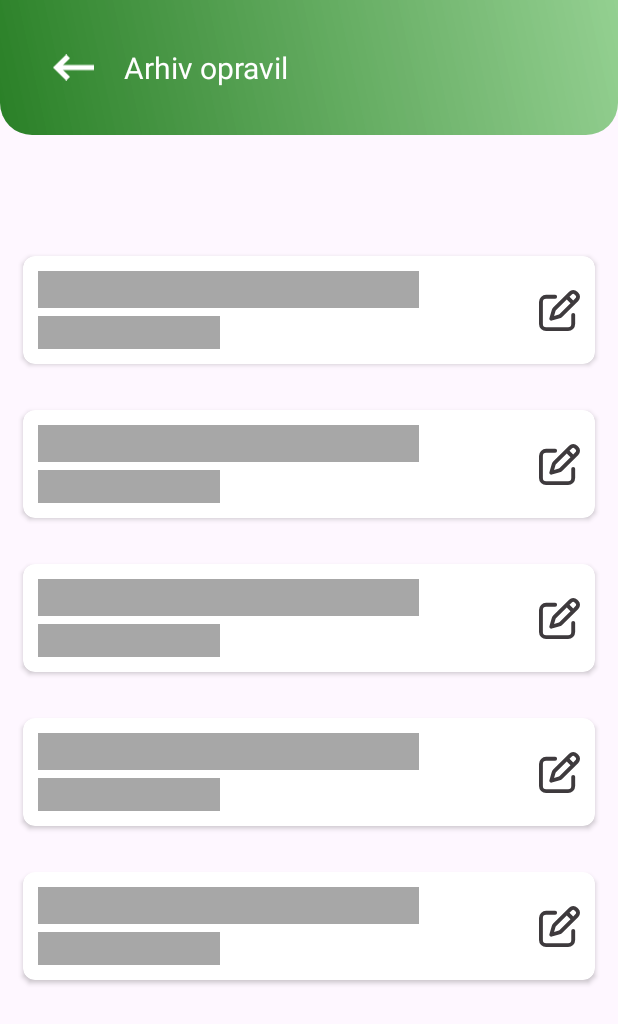
After one commit to tGitm/farmlog, an Android app: the ArchiveActivity screen opened directly, with no data from a screen before it, on a phone screen of 412 x 824 dp. The commit adds this screen. Shown: the top 1024 px of the screen. Run offline under Robolectric (Android 15) with nearby library versions, the phone set to English and light mode, and no system bars; our stand-ins replace Shimmer.

Commit message:
Archive screen built

```diff
--- a/app/build.gradle
+++ b/app/build.gradle
@@ -12,8 +12,8 @@ android {
         targetSdk 32
         versionCode 1
         versionName "1.0"
+testInstrumentationRunner "androidx.test.runner.AndroidJUnitRunner"
 
-        testInstrumentationRunner "androidx.test.runner.AndroidJUnitRunner"
     }
 
     buildTypes {
@@ -48,6 +48,9 @@ dependencies {
     implementation 'com.android.support:design:32.0.0'
     implementation 'androidx.lifecycle:lifecycle-livedata-ktx:2.5.1'
     implementation 'androidx.lifecycle:lifecycle-viewmodel-ktx:2.5.1'
+    implementation 'androidx.cardview:cardview:1.0.0'
+    implementation 'androidx.swiperefreshlayout:swiperefreshlayout:1.1.0'
+    implementation 'com.facebook.shimmer:shimmer:0.5.0'
     testImplementation 'junit:junit:4.13.2'
     androidTestImplementation 'androidx.test.ext:junit:1.1.3'
     androidTestImplementation 'androidx.test.espresso:espresso-core:3.4.0'
--- /dev/null
+++ b/app/src/main/java/com/example/farmlog/archive/ArchiveActivity.kt
@@ -0,0 +1,68 @@
+package com.example.farmlog.archive
+
+import android.content.Intent
+import androidx.appcompat.app.AppCompatActivity
+import android.os.Bundle
+import android.os.Handler
+import android.os.Looper
+import android.view.View
+import android.widget.ImageView
+import androidx.swiperefreshlayout.widget.SwipeRefreshLayout
+import com.example.farmlog.R
+import com.example.farmlog.landsmap.LandsMapActivity
+import com.example.farmlog.registration.RegistrationActivity
+import com.facebook.shimmer.ShimmerFrameLayout
+
+class ArchiveActivity : AppCompatActivity() {
+
+    private lateinit var swiperRefres: SwipeRefreshLayout
+    private lateinit var shrimmerView: ShimmerFrameLayout
+    private var adapter: ArchiveAdapter? = null
+    private lateinit var backIcon: ImageView
+
+    override fun onCreate(savedInstanceState: Bundle?) {
+        super.onCreate(savedInstanceState)
+        setContentView(R.layout.activity_archive)
+
+        // hooks
+        shrimmerView = findViewById(R.id.shimmer_view_container)
+        swiperRefres = findViewById(R.id.swipeRefresh)
+        backIcon = findViewById(R.id.backOnMain)
+
+        backIcon.setOnClickListener() {
+            startActivity(Intent(this, LandsMapActivity::class.java))
+            overridePendingTransition(android.R.anim.fade_in,android.R.anim.fade_out)
+        }
+
+        Handler(Looper.getMainLooper()).postDelayed({
+            // need to stop when data will be loaded
+            shrimmerView.stopShimmer()
+            shrimmerView.visibility = View.GONE
+        }, 2000)
+
+        swiperRefres.setOnRefreshListener {
+            // get data from db/API
+        }
+
+        getChores()
+    }
+
+    private fun getChores() {
+
+    }
+
+    override fun onWindowFocusChanged(hasFocus: Boolean) {
+        super.onWindowFocusChanged(hasFocus)
+        if (hasFocus) {
+            val decorView: View = window.decorView
+            decorView.setSystemUiVisibility(
+                View.SYSTEM_UI_FLAG_LAYOUT_STABLE
+                        or View.SYSTEM_UI_FLAG_LAYOUT_HIDE_NAVIGATION
+                        or View.SYSTEM_UI_FLAG_LAYOUT_FULLSCREEN
+                        or View.SYSTEM_UI_FLAG_HIDE_NAVIGATION
+                        or View.SYSTEM_UI_FLAG_FULLSCREEN
+                        or View.SYSTEM_UI_FLAG_IMMERSIVE_STICKY
+            )
+        }
+    }
+}
--- /dev/null
+++ b/app/src/main/res/drawable/ic_arrow_back_white.xml
@@ -0,0 +1,12 @@
+<vector xmlns:android="http://schemas.android.com/apk/res/android"
+    android:width="71.53dp"
+    android:height="45.02dp"
+    android:viewportWidth="71.53"
+    android:viewportHeight="45.02">
+  <path
+      android:pathData="M6.56,17.99h64.97v9.04h-64.97z"
+      android:fillColor="#ffffff"/>
+  <path
+      android:pathData="M23.11,45.02l-23.11,-22.51l23.11,-22.51l6.56,6.39l-16.55,16.12l16.55,16.12l-6.56,6.39z"
+      android:fillColor="#ffffff"/>
+</vector>
--- /dev/null
+++ b/app/src/main/res/drawable/top_bar_archive.xml
@@ -0,0 +1,19 @@
+<?xml version="1.0" encoding="UTF-8"?>
+<shape xmlns:android="http://schemas.android.com/apk/res/android">
+    <!--<solid android:color="@color/primaryTextColor"/>-->
+
+    <gradient
+        android:angle="45"
+        android:centerX="35%"
+        android:startColor="#2a8027"
+        android:endColor="#B467BF63"
+        android:type="linear"
+    />
+
+    <corners
+        android:bottomLeftRadius="21dp"
+        android:bottomRightRadius="21dp"
+    />
+
+    <padding android:left="0dp" android:top="0dp" android:right="0dp" android:bottom="0dp" />
+</shape>
--- /dev/null
+++ b/app/src/main/res/layout/activity_archive.xml
@@ -0,0 +1,58 @@
+<?xml version="1.0" encoding="utf-8"?>
+<androidx.constraintlayout.widget.ConstraintLayout xmlns:android="http://schemas.android.com/apk/res/android"
+    xmlns:app="http://schemas.android.com/apk/res-auto"
+    xmlns:tools="http://schemas.android.com/tools"
+    android:layout_width="match_parent"
+    android:layout_height="match_parent"
+    tools:context=".archive.ArchiveActivity">
+
+    <include
+        android:id="@+id/include"
+        layout="@layout/top_bar_archive" />
+
+    <com.facebook.shimmer.ShimmerFrameLayout
+        android:id="@+id/shimmer_view_container"
+        android:layout_width="match_parent"
+        android:layout_height="wrap_content"
+        app:layout_constraintBottom_toBottomOf="parent"
+        app:layout_constraintEnd_toEndOf="parent"
+        app:layout_constraintStart_toStartOf="parent"
+        app:layout_constraintTop_toTopOf="parent">
+
+        <LinearLayout
+            android:id="@+id/archiveShrimmer"
+            android:layout_width="match_parent"
+            android:layout_height="wrap_content"
+            android:orientation="vertical">
+
+            <include layout="@layout/archive_item_shrimmer" />
+            <include layout="@layout/archive_item_shrimmer" />
+            <include layout="@layout/archive_item_shrimmer" />
+            <include layout="@layout/archive_item_shrimmer" />
+            <include layout="@layout/archive_item_shrimmer" />
+
+        </LinearLayout>
+    </com.facebook.shimmer.ShimmerFrameLayout>
+
+    <androidx.swiperefreshlayout.widget.SwipeRefreshLayout
+        android:id="@+id/swipeRefresh"
+        android:layout_width="match_parent"
+        android:layout_height="match_parent">
+
+        <androidx.recyclerview.widget.RecyclerView
+            android:id="@+id/archive_recycler"
+            android:layout_width="match_parent"
+            android:layout_height="match_parent"
+            android:layout_marginStart="1dp"
+            android:layout_marginLeft="1dp"
+            android:layout_marginTop="25dp"
+            android:layout_marginEnd="1dp"
+            android:layout_marginRight="1dp"
+            android:layout_marginBottom="1dp"
+            app:layout_constraintBottom_toBottomOf="parent"
+            app:layout_constraintEnd_toEndOf="parent"
+            app:layout_constraintStart_toStartOf="parent"
+            app:layout_constraintTop_toTopOf="parent" />
+
+    </androidx.swiperefreshlayout.widget.SwipeRefreshLayout>
+</androidx.constraintlayout.widget.ConstraintLayout>
--- /dev/null
+++ b/app/src/main/res/layout/archive_item_shrimmer.xml
@@ -0,0 +1,63 @@
+<?xml version="1.0" encoding="utf-8"?>
+<androidx.cardview.widget.CardView xmlns:tools="http://schemas.android.com/tools"
+    android:layout_height="wrap_content"
+    android:layout_width="match_parent"
+    xmlns:android="http://schemas.android.com/apk/res/android"
+    xmlns:app="http://schemas.android.com/apk/res-auto"
+    app:cardCornerRadius="8dp"
+    android:layout_margin="15dp">
+
+    <androidx.constraintlayout.widget.ConstraintLayout
+        android:id="@+id/constraintLayout"
+        android:layout_width="match_parent"
+        android:layout_height="wrap_content">
+
+        <TextView
+            android:id="@+id/archiveTitle"
+            android:layout_width="0dp"
+            android:layout_height="wrap_content"
+            android:layout_marginStart="10dp"
+            android:layout_marginTop="10dp"
+            android:layout_marginEnd="80dp"
+            android:background="@color/gray"
+            android:fontFamily="sans-serif"
+            android:textSize="18sp"
+            app:layout_constraintEnd_toStartOf="@+id/editArchive"
+            app:layout_constraintStart_toStartOf="parent"
+            app:layout_constraintTop_toTopOf="parent" />
+
+        <TextView
+            android:id="@+id/archiveDate"
+            android:layout_width="0dp"
+            android:layout_height="wrap_content"
+            android:layout_marginTop="5dp"
+            android:layout_marginEnd="250dp"
+            android:layout_marginBottom="10dp"
+            android:fontFamily="sans-serif"
+            android:background="@color/gray"
+            android:textSize="16sp"
+            app:layout_constraintBottom_toBottomOf="parent"
+            app:layout_constraintEnd_toEndOf="parent"
+            app:layout_constraintStart_toStartOf="@+id/archiveTitle"
+            app:layout_constraintTop_toBottomOf="@+id/archiveTitle" />
+
+        <ImageView
+            android:id="@+id/editArchive"
+            android:layout_width="27dp"
+            android:layout_height="30dp"
+            android:layout_marginTop="10dp"
+            android:layout_marginEnd="10dp"
+            android:layout_marginBottom="10dp"
+            android:src="@drawable/ic_archive_regular"
+            app:flow_horizontalAlign="center"
+            app:flow_verticalAlign="center"
+            app:layout_constraintBottom_toBottomOf="parent"
+            app:layout_constraintDimensionRatio="1:1"
+            app:layout_constraintEnd_toEndOf="parent"
+            app:layout_constraintTop_toTopOf="parent"
+            app:layout_constraintWidth_percent=".3" />
+
+    </androidx.constraintlayout.widget.ConstraintLayout>
+
+
+</androidx.cardview.widget.CardView>
--- /dev/null
+++ b/app/src/main/res/layout/top_bar_archive.xml
@@ -0,0 +1,51 @@
+<?xml version="1.0" encoding="utf-8"?>
+<androidx.constraintlayout.widget.ConstraintLayout
+    xmlns:android="http://schemas.android.com/apk/res/android"
+    xmlns:app="http://schemas.android.com/apk/res-auto"
+    xmlns:tools="http://schemas.android.com/tools"
+    android:layout_width="match_parent"
+    android:layout_height="match_parent"
+    android:translationZ="1dp" >
+
+    <RelativeLayout
+        android:layout_width="match_parent"
+        android:layout_height="90dp"
+        android:background="@drawable/top_bar_archive"
+        android:elevation="30dp"
+        app:layout_constraintEnd_toEndOf="parent"
+        app:layout_constraintStart_toStartOf="parent"
+        app:layout_constraintTop_toTopOf="parent">
+
+        <ImageView
+            android:id="@+id/backOnMain"
+            android:layout_width="27sp"
+            android:layout_height="27sp"
+            android:layout_alignParentStart="true"
+            android:layout_centerVertical="true"
+            android:layout_marginStart="35sp"
+            android:src="@drawable/ic_arrow_back_white" />
+
+        <TextView
+            android:layout_width="wrap_content"
+            android:layout_height="wrap_content"
+            android:layout_centerVertical="true"
+            android:layout_marginStart="20dp"
+            android:layout_toEndOf="@+id/backOnMain"
+            android:text="@string/archiveTitle"
+            android:textColor="@color/white"
+            android:textSize="20sp" />
+
+        <!--
+        <ImageView
+            android:id="@+id/archive"
+            android:layout_width="28sp"
+            android:layout_height="28sp"
+            android:layout_alignParentEnd="true"
+            android:layout_centerVertical="true"
+            android:layout_marginEnd="35sp"
+            android:src="@drawable/ic_archive_folder" />
+            -->
+
+    </RelativeLayout>
+
+</androidx.constraintlayout.widget.ConstraintLayout>
--- a/app/src/main/res/values/strings.xml
+++ b/app/src/main/res/values/strings.xml
@@ -48,6 +48,9 @@
     <string name="my_profile">Moj profil</string>
     <string name="about">O aplikaciji</string>
     <string name="sign_out">Odjava</string>
+
+    <!-- Archive page -->
+    <string name="archiveTitle">Arhiv opravil</string>
 
     <!-- Strings used for fragments for navigation -->
     <string name="first_fragment_label">First Fragment</string>
```
Also changed, not shown: app/src/main/AndroidManifest.xml (+9 -6 lines), app/src/main/java/com/example/farmlog/archive/ArchiveAdapter.kt (added, +54 -0 lines), app/src/main/java/com/example/farmlog/archive/ChoresModel.kt (added, +14 -0 lines), app/src/main/java/com/example/farmlog/landsmap/LandsMapActivity.kt (+18 -11 lines), app/src/main/res/layout/archive_item.xml (added, +72 -0 lines), app/src/main/res/drawable/1x/Asset 1.png (deleted).
